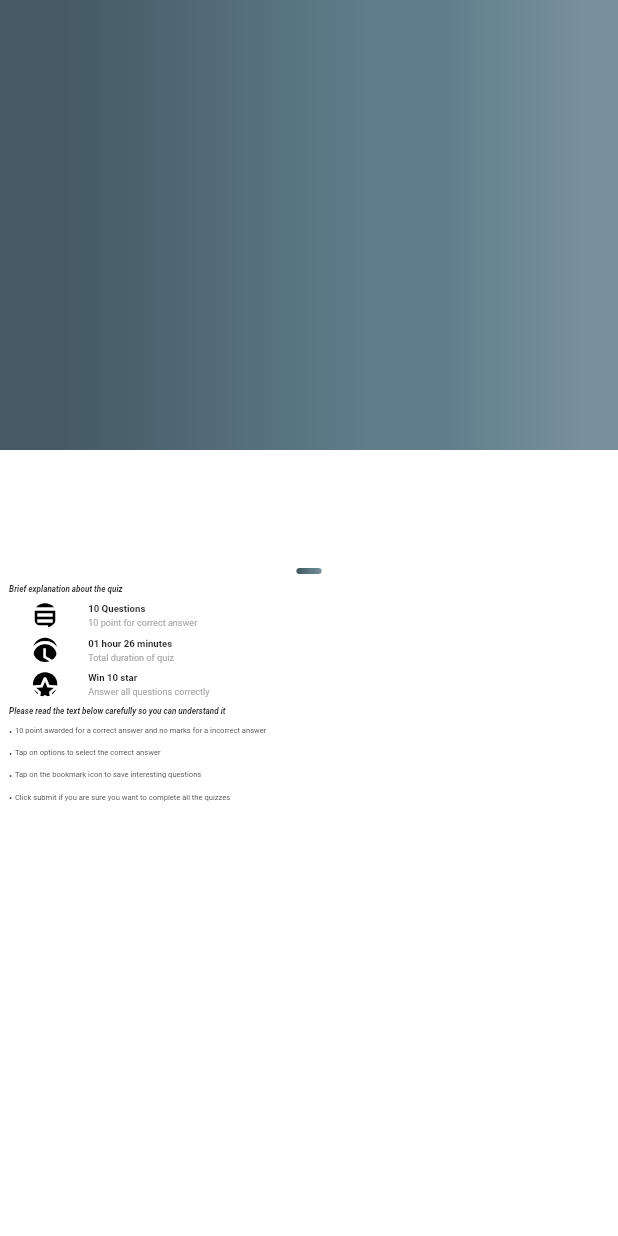
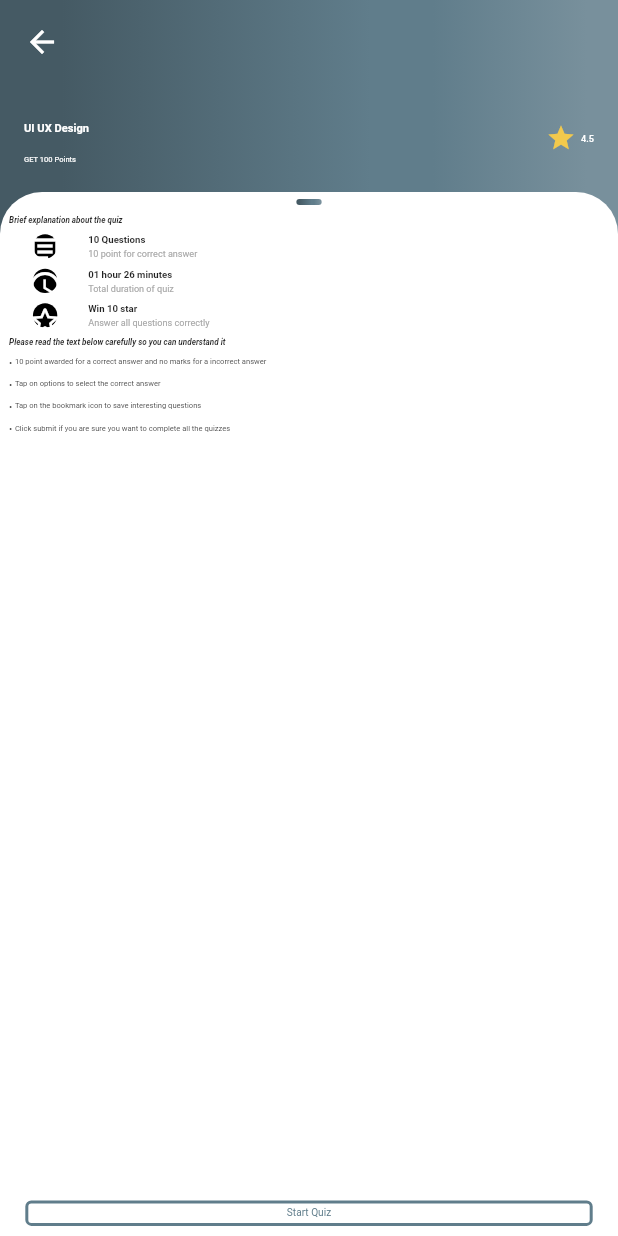
Before and after one commit to Vikaskumar75/Quiz_App, a Flutter app: the QuizHome screen opened by its route, after a tap on "UI UX Design", on a phone screen of 412 x 824 dp. Run offline on Flutter 3.47's test engine with Material 2 defaults, Android fonts, the phone set to English and light mode, and no system bars; our stand-ins replace cached_network_image, connectivity_plus, flutter_riverpod, google_fonts, logger, riverpod and 1 more; network calls fail; Roboto replaces fonts that are missing (Ubuntu).

Commit message:
finished quiz detail screen ui and added custom outline button

```diff
--- a/lib/src/quiz_detail/view/quiz_detail.dart
+++ b/lib/src/quiz_detail/view/quiz_detail.dart
@@ -15,23 +15,51 @@ class QuizDetails extends StatelessWidget {
 
   @override
   Widget build(BuildContext context) {
-    return Scaffold(
-      body: Stack(
-        children: <Widget>[
-          Container(
-            height: ScreenScaleFactor.screenHeight * 0.5,
-            width: double.maxFinite,
-            decoration: BoxDecoration(
-              gradient: ColorPallet.blueGreyGradient,
+    return GradientBackground(
+      child: Scaffold(
+        backgroundColor: ColorPallet.transparent,
+        extendBody: true,
+        appBar: AppBar(
+          elevation: 0,
+          backgroundColor: Colors.transparent,
+        ),
+        body: Column(
+          children: <Widget>[
+            ListTile(
+              title: Text(
+                quiz.name,
+                style: Theme.of(context).textTheme.headline4!.copyWith(
+                      color: ColorPallet.white,
+                      fontWeight: FontWeight.w600,
+                    ),
+              ),
+              subtitle: Text(
+                'GET ${quiz.earnings} Points',
+                style: Theme.of(context)
+                    .textTheme
+                    .headline6!
+                    .copyWith(color: ColorPallet.white),
+              ),
+              trailing: TextWithLeadingIcon(
+                icon: Icons.star_purple500_sharp,
+                iconColor: ColorPallet.golden,
+                iconSize: 30,
+                text: quiz.starRating.toString(),
+                textColor: ColorPallet.white,
+                textSize: 18.toFont,
+              ),
             ),
-          ),
-          Align(
-            alignment: Alignment.bottomCenter,
-            child: _QuizDetailsCard(
-              quiz: quiz,
+            Expanded(
+              child: _QuizDetailsCard(
+                quiz: quiz,
+              ),
             ),
-          )
-        ],
+          ],
+        ),
+        bottomNavigationBar: CustomOutlineButton(
+          onTap: () {},
+          text: 'Start Quiz',
+        ),
       ),
     );
   }
--- a/lib/src/quiz_detail/view/quiz_detail_card.dart
+++ b/lib/src/quiz_detail/view/quiz_detail_card.dart
@@ -10,8 +10,6 @@ class _QuizDetailsCard extends StatelessWidget {
   @override
   Widget build(BuildContext context) {
     return Container(
-      height: ScreenScaleFactor.screenHeight * 0.75,
-      width: double.maxFinite,
       padding: EdgeInsets.symmetric(horizontal: 18.toWidth),
       decoration: const BoxDecoration(
         color: ColorPallet.white,
@@ -19,8 +17,8 @@ class _QuizDetailsCard extends StatelessWidget {
           top: Radius.circular(28),
         ),
       ),
-      child: Column(
-        crossAxisAlignment: CrossAxisAlignment.start,
+      child: ListView(
+        physics: const ClampingScrollPhysics(),
         children: <Widget>[
           SizedBox(height: 14.toHeight),
           Center(
--- a/lib/src/quiz_home/view/quiz_category.dart
+++ b/lib/src/quiz_home/view/quiz_category.dart
@@ -23,8 +23,17 @@ class _QuizCategory extends StatelessWidget {
           width: 10.toWidth,
         ),
         itemBuilder: (BuildContext context, int index) {
-          return const Chip(
-            label: Text('Computers'),
+          final bool isSelected = index == 0;
+          return Chip(
+            backgroundColor: isSelected
+                ? ColorPallet.blueGrey
+                : ColorPallet.black.withOpacity(0.05),
+            label: Text(
+              'Designing',
+              style: Theme.of(context).textTheme.bodyText1!.copyWith(
+                    color: isSelected ? ColorPallet.white : null,
+                  ),
+            ),
           );
         },
       ),
--- a/lib/src/quiz_home/view/quiz_list_item.dart
+++ b/lib/src/quiz_home/view/quiz_list_item.dart
@@ -32,7 +32,7 @@ class _QuizListItem extends StatelessWidget {
                 },
                 child: Text(
                   quiz.name,
-                  style: Theme.of(context).textTheme.headline5,
+                  style: TextStyle(fontSize: 19.toFont),
                 ),
               ),
               const Spacer(),
@@ -65,7 +65,7 @@ class _QuizListItem extends StatelessWidget {
                   },
                   child: Text(
                     quiz.starRating.toString(),
-                    style: Theme.of(context).textTheme.headline5,
+                    style: TextStyle(fontSize: 19.toFont),
                   ),
                 )
               ],
--- a/lib/src/utilities/export.dart
+++ b/lib/src/utilities/export.dart
@@ -13,8 +13,10 @@ export 'strings.dart';
 // Widgets
 export 'widgets/availability_item_container.dart';
 export 'widgets/back_to_top_button.dart';
+export 'widgets/bullet_list.dart';
+export 'widgets/custom_outline_button.dart';
 export 'widgets/generic_error_widget.dart';
+export 'widgets/gradient_background.dart';
 export 'widgets/internet_overlay.dart';
 export 'widgets/lazy_loading_text.dart';
-export 'widgets/bullet_list.dart';
 export 'widgets/text_with_leading_icon.dart';
--- a/lib/src/utilities/navigation.dart
+++ b/lib/src/utilities/navigation.dart
@@ -1,4 +1,5 @@
 import 'package:flutter/material.dart';
+import 'package:quiz_app/src/app/app_page.dart';
 import 'package:quiz_app/src/quiz_home/repository/availability_repo.dart';
 
 import '../authentication/authentication_screen.dart';
@@ -17,7 +18,7 @@ class Navigation extends NavigatorObserver {
     switch (settings.name) {
       case appPage:
         return _GenerateRoute(
-          child: const QuizHome(),
+          child: const AppPage(),
           routeName: settings.name!,
         );
       case authScreen:
@@ -32,7 +33,7 @@ class Navigation extends NavigatorObserver {
         );
       case quizDetails:
         return _GenerateRoute(
-          child:  QuizDetails(
+          child: QuizDetails(
             quiz: settings.arguments as Quiz,
           ),
           routeName: settings.name!,
@@ -80,9 +81,32 @@ class _GenerateRoute extends PageRouteBuilder<RouteSettings> {
     required this.child,
     required this.routeName,
   }) : super(
-          settings: RouteSettings(
-            name: routeName,
-          ),
-          pageBuilder: (_, __, ___) => child,
-        );
+            settings: RouteSettings(
+              name: routeName,
+            ),
+            transitionDuration: const Duration(milliseconds: 150),
+            reverseTransitionDuration: const Duration(milliseconds: 150),
+            transitionsBuilder: (
+              BuildContext context,
+              Animation<double> primary,
+              Animation<double> secondary,
+              Widget child,
+            ) {
+              return SlideTransition(
+                position: primary.drive(_offset),
+                child: child,
+              );
+            },
+            pageBuilder: (
+              BuildContext context,
+              Animation<double> primary,
+              Animation<double> secondary,
+            ) {
+              return child;
+            });
+
+  static final Tween<Offset> _offset = Tween<Offset>(
+    begin: const Offset(1.0, 0),
+    end: Offset.zero,
+  );
 }
--- a/lib/src/utilities/theme/theme_colors.dart
+++ b/lib/src/utilities/theme/theme_colors.dart
@@ -7,10 +7,13 @@ abstract class ColorPallet {
   static const Color black = Colors.black;
   static const Color white = Colors.white;
   static const Color grey = Colors.grey;
+  static const Color transparent = Colors.transparent;
   static const Color lightGrey = Color.fromARGB(255, 168, 168, 168);
   static const Color extraLightGrey = Color.fromARGB(255, 235, 231, 231);
   static const Color golden = Color(0xFFF2C94C);
   static const Color shimmerHighlight = Color.fromARGB(255, 234, 234, 241);
+  static const Color blueGrey = Colors.blueGrey;
+  static const Color lightBlueGrey = Color.fromARGB(255, 204, 233, 248);
 
   static final LinearGradient blueGreyGradient = LinearGradient(
     begin: Alignment.centerRight,
--- /dev/null
+++ b/lib/src/utilities/widgets/custom_outline_button.dart
@@ -0,0 +1,44 @@
+import 'package:flutter/material.dart';
+
+import '../export.dart';
+
+class CustomOutlineButton extends StatelessWidget {
+  const CustomOutlineButton({
+    Key? key,
+    required this.onTap,
+    required this.text,
+  }) : super(key: key);
+  final VoidCallback onTap;
+  final String text;
+
+  @override
+  Widget build(BuildContext context) {
+    return GestureDetector(
+      onTap: onTap,
+      child: Container(
+        margin: EdgeInsets.only(
+          bottom: 20.toHeight,
+          left: 50.toWidth,
+          right: 50.toWidth,
+        ),
+        width: double.maxFinite,
+        height: 50.toHeight,
+        alignment: Alignment.center,
+        decoration: BoxDecoration(
+          border: Border.all(
+            color: ColorPallet.blueGrey,
+            width: 2.0,
+          ),
+          borderRadius: BorderRadius.circular(4),
+        ),
+        child: Text(
+          text,
+          style: TextStyle(
+            fontSize: 20.toFont,
+            color: ColorPallet.blueGrey,
+          ),
+        ),
+      ),
+    );
+  }
+}
--- /dev/null
+++ b/lib/src/utilities/widgets/gradient_background.dart
@@ -0,0 +1,27 @@
+import 'package:flutter/material.dart';
+
+import '../export.dart';
+
+class GradientBackground extends StatelessWidget {
+  const GradientBackground({
+    Key? key,
+    this.child,
+    this.height,
+    this.width,
+  }) : super(key: key);
+  final Widget? child;
+  final double? height;
+  final double? width;
+
+  @override
+  Widget build(BuildContext context) {
+    return Container(
+      height: height ?? ScreenScaleFactor.screenHeight,
+      width: width ?? ScreenScaleFactor.screenWidth,
+      decoration: BoxDecoration(
+        gradient: ColorPallet.blueGreyGradient,
+      ),
+      child: child,
+    );
+  }
+}
--- a/lib/src/utilities/widgets/text_with_leading_icon.dart
+++ b/lib/src/utilities/widgets/text_with_leading_icon.dart
@@ -7,27 +7,36 @@ class TextWithLeadingIcon extends StatelessWidget {
     Key? key,
     required this.text,
     required this.icon,
+    this.iconColor = ColorPallet.grey,
+    this.textColor = ColorPallet.grey,
+    this.iconSize = 20,
+    this.textSize,
   }) : super(key: key);
 
+  final IconData icon;
+  final Color iconColor;
+  final double iconSize;
   final String text;
-  final IconData icon;
+  final Color textColor;
+  final double? textSize;
 
   @override
   Widget build(BuildContext context) {
     return Row(
+      mainAxisSize: MainAxisSize.min,
       children: <Widget>[
         Icon(
           icon,
-          color: ColorPallet.grey,
+          color: iconColor,
           size: 20,
         ),
         SizedBox(width: 10.toWidth),
         Text(
           text,
-          style: Theme.of(context)
-              .textTheme
-              .bodyText1!
-              .copyWith(color: ColorPallet.grey),
+          style: Theme.of(context).textTheme.bodyText1!.copyWith(
+                color: textColor,
+                fontSize: textSize,
+              ),
         ),
       ],
     );
```
